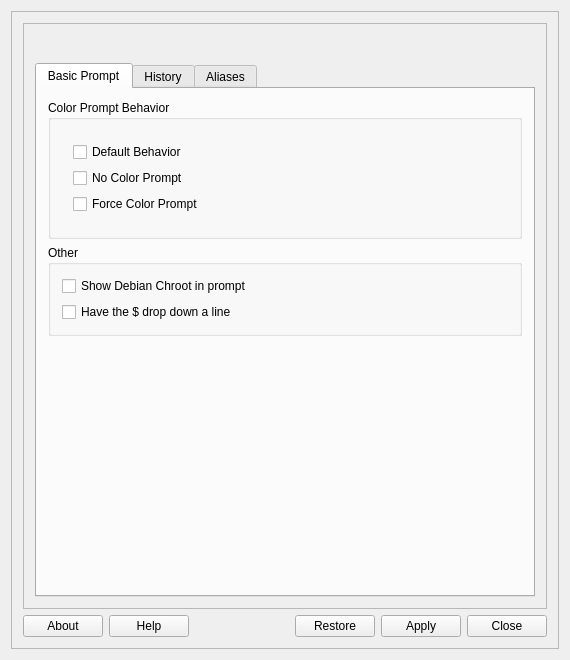
Above: window.ui from TheNiteCoder/mx-bashrc-config before the change. Below: the same form after it.
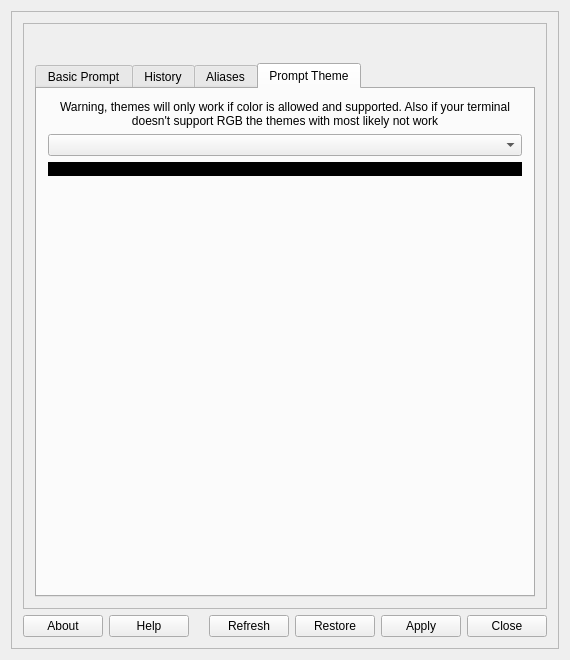
That is the form after the change. The open tabs and pages were chosen to show the change. Icons and pictures are not drawn.

Patch:
```diff
--- a/window.ui
+++ b/window.ui
@@ -165,16 +165,6 @@
                    </property>
                   </widget>
                  </item>
-                 <item>
-                  <widget class="QCheckBox" name="checkBox_Newline">
-                   <property name="toolTip">
-                    <string>user@host: ~&lt;br&gt;$</string>
-                   </property>
-                   <property name="text">
-                    <string>Have the $ drop down a line</string>
-                   </property>
-                  </widget>
-                 </item>
                 </layout>
                </widget>
               </item>
@@ -273,6 +263,74 @@
               </item>
              </layout>
             </widget>
+            <widget class="QWidget" name="tab_4">
+             <attribute name="title">
+              <string>Prompt Theme</string>
+             </attribute>
+             <layout class="QVBoxLayout" name="verticalLayout_3">
+              <item>
+               <widget class="QLabel" name="label_2">
+                <property name="sizePolicy">
+                 <sizepolicy hsizetype="Preferred" vsizetype="Minimum">
+                  <horstretch>0</horstretch>
+                  <verstretch>0</verstretch>
+                 </sizepolicy>
+                </property>
+                <property name="text">
+                 <string>Warning, themes will only work if color is allowed and supported. Also if your terminal doesn't support RGB the themes with most likely not work</string>
+                </property>
+                <property name="alignment">
+                 <set>Qt::AlignCenter</set>
+                </property>
+                <property name="wordWrap">
+                 <bool>true</bool>
+                </property>
+                <property name="margin">
+                 <number>6</number>
+                </property>
+               </widget>
+              </item>
+              <item>
+               <widget class="QComboBox" name="comboBox_Themes">
+                <property name="sizePolicy">
+                 <sizepolicy hsizetype="Preferred" vsizetype="Minimum">
+                  <horstretch>0</horstretch>
+                  <verstretch>0</verstretch>
+                 </sizepolicy>
+                </property>
+               </widget>
+              </item>
+              <item>
+               <widget class="QLabel" name="label_Preview">
+                <property name="sizePolicy">
+                 <sizepolicy hsizetype="Preferred" vsizetype="Minimum">
+                  <horstretch>0</horstretch>
+                  <verstretch>0</verstretch>
+                 </sizepolicy>
+                </property>
+                <property name="styleSheet">
+                 <string notr="true">background-color: black;</string>
+                </property>
+                <property name="text">
+                 <string/>
+                </property>
+               </widget>
+              </item>
+              <item>
+               <spacer name="verticalSpacer">
+                <property name="orientation">
+                 <enum>Qt::Vertical</enum>
+                </property>
+                <property name="sizeHint" stdset="0">
+                 <size>
+                  <width>20</width>
+                  <height>40</height>
+                 </size>
+                </property>
+               </spacer>
+              </item>
+             </layout>
+            </widget>
            </widget>
           </item>
          </layout>
@@ -367,6 +425,13 @@
           </property>
          </spacer>
         </item>
+        <item>
+         <widget class="QPushButton" name="pushButton_Refresh">
+          <property name="text">
+           <string>Refresh</string>
+          </property>
+         </widget>
+        </item>
         <item>
          <widget class="QPushButton" name="pushButton_Restore">
           <property name="toolTip">
```
Left out of the diff: 8 changed lines with no effect on the pictures.
